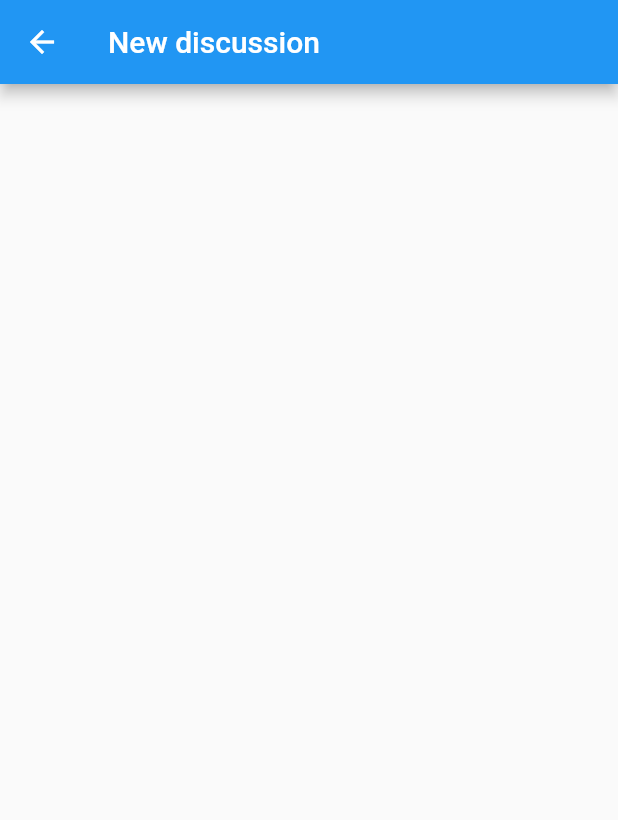
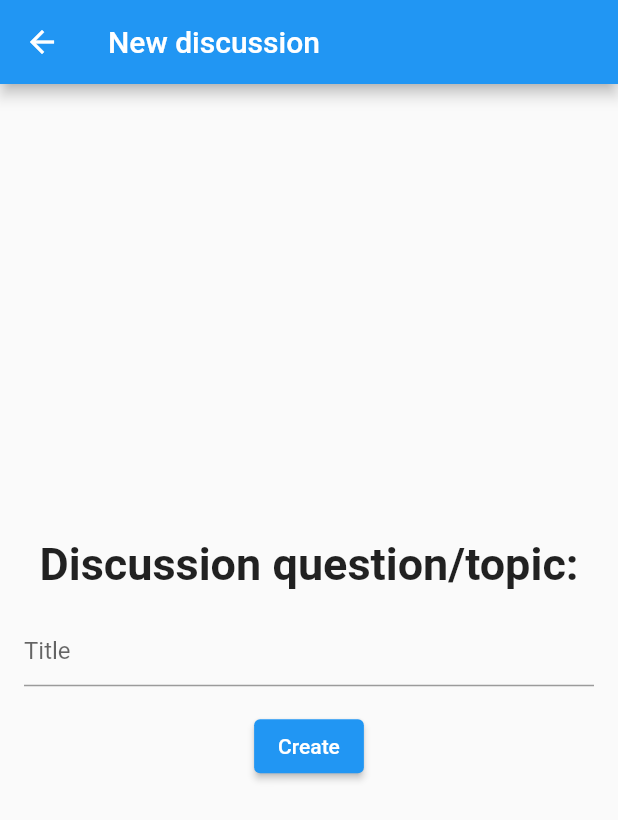
Before and after one commit to InnoSWP/ReusEdAppG7, a Flutter app: the NewDiscussionScreen screen opened by its route, on a phone screen of 412 x 824 dp. Shown: the top 820 px of the screen. Run offline on Flutter 3.47's test engine with Material 2 defaults, Android fonts, the phone set to English and light mode, and no system bars; our stand-ins replace cloud_firestore, firebase_auth, firebase_core; accounts and stored records are empty.

Commit message:
Feature - Finish forums screen with ability to leave comments and create discussions

```diff
--- a/reused_flutter/lib/main_nav.dart
+++ b/reused_flutter/lib/main_nav.dart
@@ -5,6 +5,7 @@ import 'package:reused_flutter/screens/dashboard/main_screen.dart';
 import 'package:reused_flutter/screens/forum/main_screen.dart';
 import 'package:reused_flutter/screens/forum/new_discussion_screen.dart';
 import 'package:reused_flutter/screens/profile/main_screen.dart';
+import 'package:reused_flutter/screens/settings/main_screen.dart';
 import 'package:reused_flutter/screens/shop/main_screen.dart';
 import 'package:reused_flutter/widgets/app_drawer.dart';
 
@@ -21,6 +22,7 @@ class _MainNavigationState extends State<MainNavigation> {
   final List<Widget> _screens = [
     const DashboardMainScreen(),
     const ForumMainScreen(),
+    const ShopMainScreen(),
     const ShopMainScreen(),
     const ProfileMainScreen(),
   ];
@@ -40,7 +42,8 @@ class _MainNavigationState extends State<MainNavigation> {
           title: const Text("Profile"),
           actions: [
             IconButton(
-              onPressed: () => Navigator.pushNamed(context, '/settings'),
+              onPressed: () =>
+                  Navigator.pushNamed(context, SettingsMainScreen.routeName),
               icon: const Icon(Icons.settings),
             ),
           ],
--- a/reused_flutter/lib/screens/forum/new_discussion_screen.dart
+++ b/reused_flutter/lib/screens/forum/new_discussion_screen.dart
@@ -1,4 +1,6 @@
 import 'package:flutter/material.dart';
+import 'package:provider/provider.dart';
+import 'package:reused_flutter/providers/discussion_provider.dart';
 
 class NewDiscussionScreen extends StatefulWidget {
   static const routeName = "/new_discussion";
@@ -9,12 +11,57 @@ class NewDiscussionScreen extends StatefulWidget {
 }
 
 class _NewDiscussionScreenState extends State<NewDiscussionScreen> {
+  String _discussionTitle = '';
+
   @override
   Widget build(BuildContext context) {
+    final discussionProvider = Provider.of<DiscussionProvider>(context);
+
     return Scaffold(
       appBar: AppBar(
         title: const Text("New discussion"),
       ),
+      body: Center(
+        child: Column(
+          mainAxisAlignment: MainAxisAlignment.center,
+          crossAxisAlignment: CrossAxisAlignment.center,
+          children: [
+            const Text(
+              'Discussion question/topic:',
+              style: TextStyle(
+                fontSize: 30,
+                fontWeight: FontWeight.w600,
+              ),
+            ),
+            Padding(
+              padding: const EdgeInsets.all(16),
+              child: Form(
+                child: TextFormField(
+                  decoration: const InputDecoration(
+                    hintText: "Title",
+                  ),
+                  onChanged: (value) {
+                    _discussionTitle = value;
+                  },
+                  validator: (value) {
+                    if (value!.isEmpty) {
+                      return 'Title should not be empty';
+                    }
+                    return null;
+                  },
+                ),
+              ),
+            ),
+            ElevatedButton(
+              onPressed: () {
+                discussionProvider.createNewDiscussion(_discussionTitle);
+                Navigator.pop(context);
+              },
+              child: const Text("Create"),
+            ),
+          ],
+        ),
+      ),
     );
   }
 }
```
Also changed, not shown: reused_flutter/lib/providers/discussion_provider.dart (+5 -11 lines), reused_flutter/lib/screens/forum/discussion_screen.dart (+15 -6 lines), reused_flutter/lib/screens/forum/main_screen.dart (+11 -14 lines).
